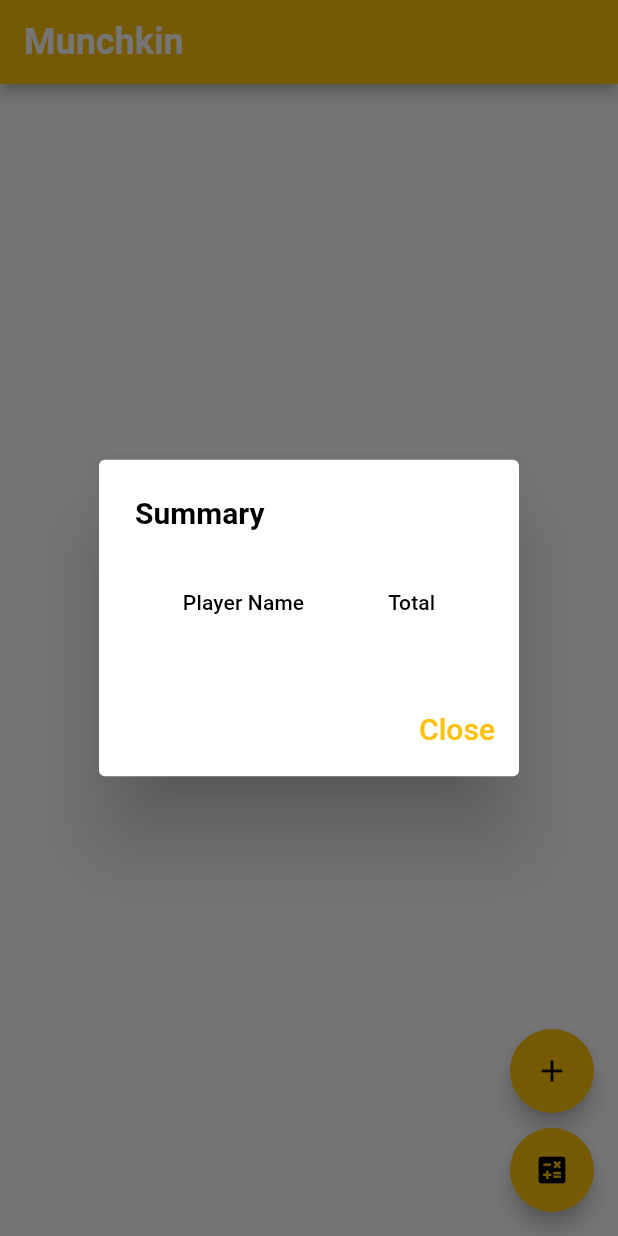
After one commit to victorhugobenevides/Munchkin, a Flutter app: the screen it shows after launch, after a tap on the "calculate" icon, on a phone screen of 412 x 824 dp. The commit adds this screen. Run offline on Flutter 3.47's test engine with Material 2 defaults, Android fonts, the phone set to English and light mode, and no system bars.

Commit message:
summary change

```diff
--- /dev/null
+++ b/lib/summary_dialog.dart
@@ -0,0 +1,57 @@
+import 'package:flutter/material.dart';
+import 'app_localizations.dart';
+import 'summary_item.dart';
+
+class SummaryDialog extends StatelessWidget {
+  const SummaryDialog({
+    Key? key,
+    required this.summaries,
+    required this.onClose,
+  }) : super(key: key);
+
+  final List<SummaryItem> summaries;
+  final VoidCallback onClose;
+
+  @override
+  Widget build(BuildContext context) {
+    return AlertDialog(
+      title: Text(AppLocalizations.of(context)!.getString('summaryDialogTitle')),
+      content: SingleChildScrollView(
+        child: Column(
+          mainAxisSize: MainAxisSize.min,
+          children: [
+            DataTable(
+              columns: [
+                DataColumn(
+                  label: Text(AppLocalizations.of(context)!.getString('playerNameLabel')),
+                ),
+                DataColumn(
+                  label: Text(AppLocalizations.of(context)!.getString('totalLabel')),
+                ),
+              ],
+              rows: summaries
+                  .map(
+                    (summary) => DataRow(
+                  cells: [
+                    DataCell(Text(summary.player.name)),
+                    DataCell(Text('${summary.player.total}')),
+                  ],
+                ),
+              )
+                  .toList(),
+            ),
+          ],
+        ),
+      ),
+      actions: [
+        TextButton(
+          onPressed: onClose,
+          child: Text(
+            AppLocalizations.of(context)!.getString('closeButtonLabel'),
+            style: const TextStyle(fontSize: 20),
+          ),
+        ),
+      ],
+    );
+  }
+}
--- a/pubspec.yaml
+++ b/pubspec.yaml
@@ -33,6 +33,7 @@ dependencies:
     sdk: flutter
   flutter_localizations:
     sdk: flutter
+  provider: ^5.0.0
   # The following adds the Cupertino Icons font to your application.
   # Use with the CupertinoIcons class for iOS style icons.
   cupertino_icons: ^1.0.2
```
Also changed, not shown: lib/munchkin_home_page.dart (+4 -37 lines), pubspec.lock.
